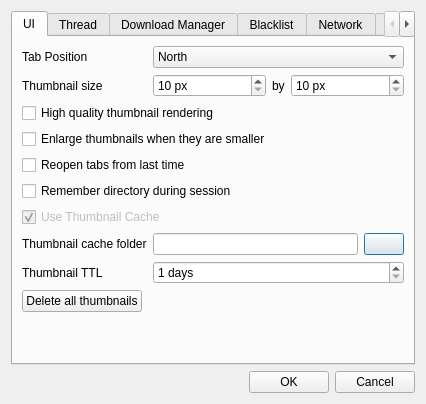
First picture: the form in gui/uiconfig.ui, repository chrisdevchroma/fourchan-dl, before the edit.
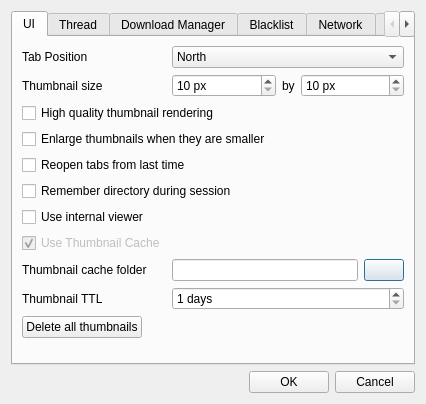
Second picture: the form after the edit. Icons and pictures are not drawn.

Commit message: Implemented internal image viewer

```diff
--- a/gui/uiconfig.ui
+++ b/gui/uiconfig.ui
@@ -167,27 +167,14 @@
          </property>
         </widget>
        </item>
-       <item row="6" column="0" colspan="2">
-        <widget class="QCheckBox" name="cbUseThumbnailCache">
-         <property name="enabled">
-          <bool>false</bool>
-         </property>
-         <property name="text">
-          <string>Use Thumbnail Cache</string>
-         </property>
-         <property name="checked">
-          <bool>true</bool>
-         </property>
-        </widget>
-       </item>
-       <item row="7" column="0">
+       <item row="9" column="0">
         <widget class="QLabel" name="label_14">
          <property name="text">
           <string>Thumbnail cache folder</string>
          </property>
         </widget>
        </item>
-       <item row="7" column="1">
+       <item row="9" column="1">
         <layout class="QHBoxLayout" name="horizontalLayout_5">
          <item>
           <widget class="QLineEdit" name="leThumbnailCacheFolder"/>
@@ -205,7 +192,7 @@
          </item>
         </layout>
        </item>
-       <item row="8" column="0">
+       <item row="10" column="0">
         <widget class="QLabel" name="label_16">
          <property name="toolTip">
           <string>Thumbnail Time to live</string>
@@ -215,7 +202,7 @@
          </property>
         </widget>
        </item>
-       <item row="8" column="1">
+       <item row="10" column="1">
         <layout class="QHBoxLayout" name="horizontalLayout_6">
          <item>
           <widget class="QSpinBox" name="sbThumbnailTTL">
@@ -238,7 +225,7 @@
          </item>
         </layout>
        </item>
-       <item row="9" column="0" colspan="2">
+       <item row="11" column="0" colspan="2">
         <layout class="QHBoxLayout" name="horizontalLayout_7">
          <item>
           <widget class="QPushButton" name="btnDeleteAllThumbnails">
@@ -262,7 +249,7 @@
          </item>
         </layout>
        </item>
-       <item row="10" column="0">
+       <item row="12" column="0">
         <spacer name="verticalSpacer_3">
          <property name="orientation">
           <enum>Qt::Vertical</enum>
@@ -275,6 +262,26 @@
          </property>
         </spacer>
        </item>
+       <item row="7" column="0" colspan="2">
+        <widget class="QCheckBox" name="cbUseInternalViewer">
+         <property name="text">
+          <string>Use internal viewer</string>
+         </property>
+        </widget>
+       </item>
+       <item row="8" column="0">
+        <widget class="QCheckBox" name="cbUseThumbnailCache">
+         <property name="enabled">
+          <bool>false</bool>
+         </property>
+         <property name="text">
+          <string>Use Thumbnail Cache</string>
+         </property>
+         <property name="checked">
+          <bool>true</bool>
+         </property>
+        </widget>
+       </item>
       </layout>
      </widget>
      <widget class="QWidget" name="tab_2">
```
The commit also changes 14 other files.
